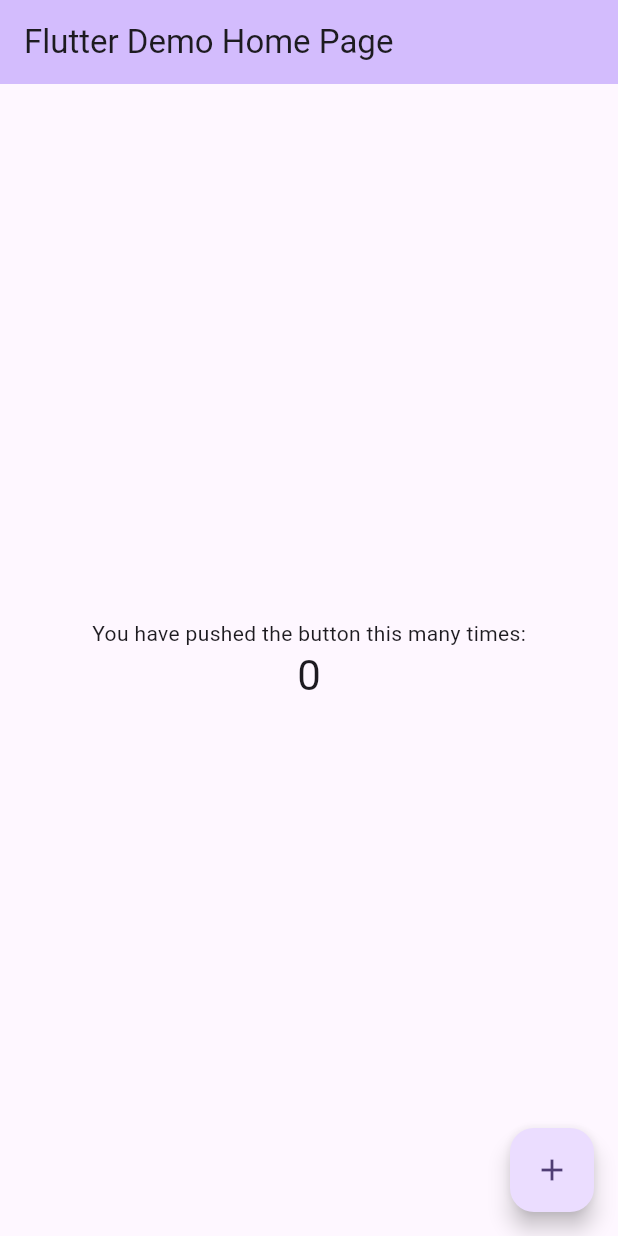
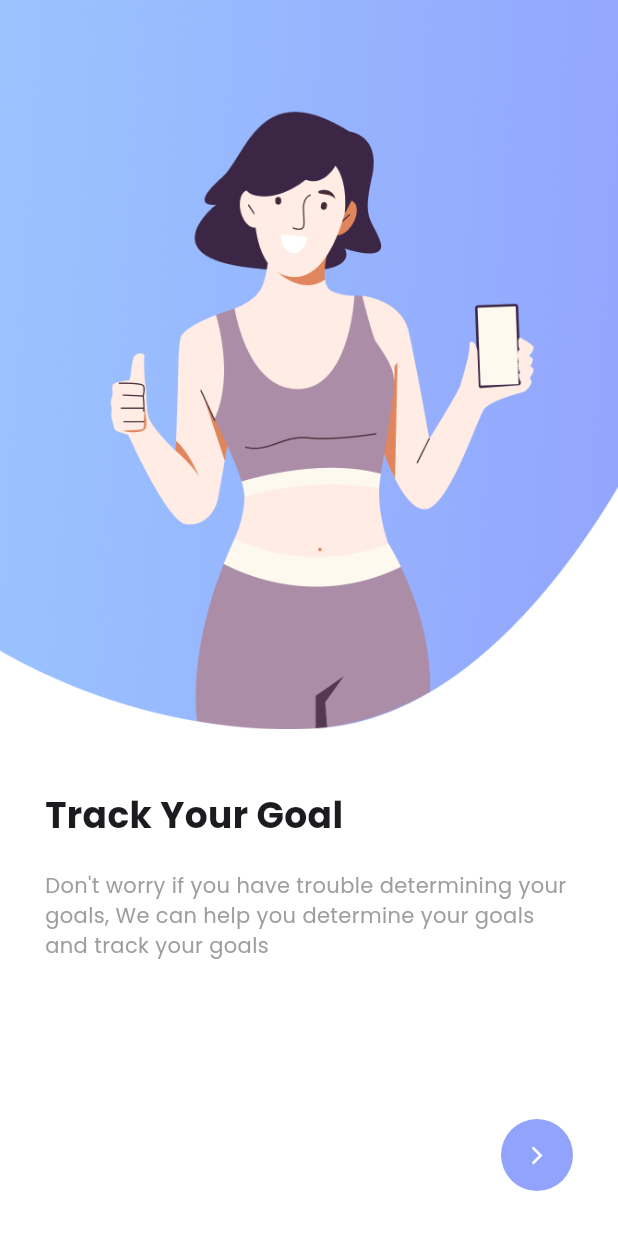
Before and after one commit to kiritoInd/fit_life, a Flutter app: the screen it shows after launch, on a phone screen of 412 x 824 dp. Run offline on Flutter 3.47's test engine with Material 2 defaults, Android fonts, the phone set to English and light mode, and no system bars; our stand-ins replace google_fonts, velocity_x.

Commit message:
w-screen-pages

```diff
--- a/lib/main.dart
+++ b/lib/main.dart
@@ -1,4 +1,6 @@
+import 'package:fit_life/splash.dart';
 import 'package:flutter/material.dart';
+import 'package:google_fonts/google_fonts.dart';
 
 void main() {
   runApp(const MyApp());
@@ -11,115 +13,13 @@ class MyApp extends StatelessWidget {
   @override
   Widget build(BuildContext context) {
     return MaterialApp(
-      title: 'Flutter Demo',
+      title: 'FitLife',
+      debugShowCheckedModeBanner: false,
       theme: ThemeData(
-        // This is the theme of your application.
-        //
-        // TRY THIS: Try running your application with "flutter run". You'll see
-        // the application has a blue toolbar. Then, without quitting the app,
-        // try changing the seedColor in the colorScheme below to Colors.green
-        // and then invoke "hot reload" (save your changes or press the "hot
-        // reload" button in a Flutter-supported IDE, or press "r" if you used
-        // the command line to start the app).
-        //
-        // Notice that the counter didn't reset back to zero; the application
-        // state is not lost during the reload. To reset the state, use hot
-        // restart instead.
-        //
-        // This works for code too, not just values: Most code changes can be
-        // tested with just a hot reload.
-        colorScheme: ColorScheme.fromSeed(seedColor: Colors.deepPurple),
         useMaterial3: true,
+        fontFamily: GoogleFonts.poppins().fontFamily,
       ),
-      home: const MyHomePage(title: 'Flutter Demo Home Page'),
+      home: SplashScreenPage(),
     );
   }
 }
-
-class MyHomePage extends StatefulWidget {
-  const MyHomePage({super.key, required this.title});
-
-  // This widget is the home page of your application. It is stateful, meaning
-  // that it has a State object (defined below) that contains fields that affect
-  // how it looks.
-
-  // This class is the configuration for the state. It holds the values (in this
-  // case the title) provided by the parent (in this case the App widget) and
-  // used by the build method of the State. Fields in a Widget subclass are
-  // always marked "final".
-
-  final String title;
-
-  @override
-  State<MyHomePage> createState() => _MyHomePageState();
-}
-
-class _MyHomePageState extends State<MyHomePage> {
-  int _counter = 0;
-
-  void _incrementCounter() {
-    setState(() {
-      // This call to setState tells the Flutter framework that something has
-      // changed in this State, which causes it to rerun the build method below
-      // so that the display can reflect the updated values. If we changed
-      // _counter without calling setState(), then the build method would not be
-      // called again, and so nothing would appear to happen.
-      _counter++;
-    });
-  }
-
-  @override
-  Widget build(BuildContext context) {
-    // This method is rerun every time setState is called, for instance as done
-    // by the _incrementCounter method above.
-    //
-    // The Flutter framework has been optimized to make rerunning build methods
-    // fast, so that you can just rebuild anything that needs updating rather
-    // than having to individually change instances of widgets.
-    return Scaffold(
-      appBar: AppBar(
-        // TRY THIS: Try changing the color here to a specific color (to
-        // Colors.amber, perhaps?) and trigger a hot reload to see the AppBar
-        // change color while the other colors stay the same.
-        backgroundColor: Theme.of(context).colorScheme.inversePrimary,
-        // Here we take the value from the MyHomePage object that was created by
-        // the App.build method, and use it to set our appbar title.
-        title: Text(widget.title),
-      ),
-      body: Center(
-        // Center is a layout widget. It takes a single child and positions it
-        // in the middle of the parent.
-        child: Column(
-          // Column is also a layout widget. It takes a list of children and
-          // arranges them vertically. By default, it sizes itself to fit its
-          // children horizontally, and tries to be as tall as its parent.
-          //
-          // Column has various properties to control how it sizes itself and
-          // how it positions its children. Here we use mainAxisAlignment to
-          // center the children vertically; the main axis here is the vertical
-          // axis because Columns are vertical (the cross axis would be
-          // horizontal).
-          //
-          // TRY THIS: Invoke "debug painting" (choose the "Toggle Debug Paint"
-          // action in the IDE, or press "p" in the console), to see the
-          // wireframe for each widget.
-          mainAxisAlignment: MainAxisAlignment.center,
-          children: <Widget>[
-            const Text(
-              'You have pushed the button this many times:',
-            ),
-            Text(
-              '$_counter',
-              style: Theme.of(context).textTheme.headlineMedium,
-            ),
-          ],
-        ),
-      ),
-      floatingActionButton: FloatingActionButton(
-        onPressed: _incrementCounter,
-        tooltip: 'Increment',
-        child: const Icon(Icons.add),
-      ), // This trailing comma makes auto-formatting nicer for build methods.
-    );
-  }
-}
--- /dev/null
+++ b/lib/src/ScreensPages/view/ScreenPageOne.dart
@@ -0,0 +1,26 @@
+import 'package:fit_life/src/ScreensPages/view/ScreenPageTwo.dart';
+import 'package:fit_life/src/ScreensPages/widgets/Loader.dart';
+import 'package:fit_life/src/res/image_assets.dart';
+import 'package:flutter/material.dart';
+
+class ScreenOne extends StatelessWidget {
+  const ScreenOne({super.key});
+
+  @override
+  Widget build(BuildContext context) {
+    return LoaderWidget(
+      imagePath: ImageAssets.sc1,
+      heading1: "Track Your Goal",
+      heading2:
+          "Don't worry if you have trouble determining your goals, We can help you determine your goals and track your goals",
+      onPressed: () {
+        Navigator.push(
+          context,
+          MaterialPageRoute(
+            builder: (context) => ScreenTwo(),
+          ),
+        );
+      },
+    );
+  }
+}
--- /dev/null
+++ b/lib/src/ScreensPages/widgets/Loader.dart
@@ -0,0 +1,84 @@
+import 'package:fit_life/src/res/color_Pallet.dart';
+import 'package:flutter/material.dart';
+import 'package:velocity_x/velocity_x.dart';
+
+class LoaderWidget extends StatelessWidget {
+  final String imagePath;
+  final String heading1;
+  final String heading2;
+  final VoidCallback onPressed;
+
+  const LoaderWidget({
+    super.key,
+    required this.imagePath,
+    required this.heading1,
+    required this.heading2,
+    required this.onPressed,
+  });
+
+  @override
+  Widget build(BuildContext context) {
+    Size size = MediaQuery.of(context).size;
+
+    return Scaffold(
+      backgroundColor: Colors.white,
+      body: Container(
+        height: size.height,
+        child: Column(
+          mainAxisAlignment: MainAxisAlignment.spaceBetween,
+          children: [
+            Image.asset(
+              imagePath,
+              width: size.width,
+              height: size.height * 0.59,
+              fit: BoxFit.fitHeight,
+            ), // Adjust height as needed
+            Container(
+              height: size.height * 0.41,
+              child: Column(
+                mainAxisAlignment: MainAxisAlignment.spaceEvenly,
+                crossAxisAlignment: CrossAxisAlignment.start,
+                children: [
+                  Text(
+                    heading1,
+                    style: TextStyle(
+                      fontSize: 24.0,
+                      fontWeight: FontWeight.bold,
+                    ),
+                  ).pOnly(top: 10),
+                  Text(
+                    heading2,
+                    style: TextStyle(
+                      fontSize: 14.0,
+                      color: Colors.grey,
+                    ),
+                  ).pOnly(top: 20),
+                  const Spacer(),
+                  Row(
+                    mainAxisAlignment: MainAxisAlignment.end,
+                    children: [
+                      Container(
+                        decoration: BoxDecoration(
+                          color: ColorsPallet.backgroundcolor,
+                          shape: BoxShape.circle,
+                        ),
+                        child: IconButton(
+                          onPressed: onPressed,
+                          icon: Icon(
+                            Icons.arrow_forward_ios,
+                            color: Colors.white,
+                            size: 14,
+                          ),
+                        ),
+                      ),
+                    ],
+                  ),
+                ],
+              ).pOnly(left: 30, right: 30, bottom: 30, top: 30),
+            ),
+          ],
+        ),
+      ),
+    );
+  }
+}
--- /dev/null
+++ b/lib/src/res/color_Pallet.dart
@@ -0,0 +1,5 @@
+import 'package:flutter/material.dart';
+
+class ColorsPallet {
+  static const backgroundcolor = Color(0xff92A3FD);
+}
--- /dev/null
+++ b/lib/src/res/image_assets.dart
@@ -0,0 +1,8 @@
+class ImageAssets {
+  static const base = "assets/images";
+
+  static const sc1 = "$base/sc1.png";
+  static const sc2 = "$base/sc2.png";
+  static const sc3 = "$base/sc3.png";
+  static const sc4 = "$base/sc4.png";
+}
```
Also changed, not shown: lib/splash.dart (added, +90 -0 lines), lib/src/ScreensPages/view/ScreenPageFour.dart (added, +26 -0 lines), lib/src/ScreensPages/view/ScreenPageTree.dart (added, +26 -0 lines), lib/src/ScreensPages/view/ScreenPageTwo.dart (added, +26 -0 lines), pubspec.yaml (+4 -3 lines), assets/images/sc1.png (added), assets/images/sc2.png (added), assets/images/sc3.png (added), assets/images/sc4.png (added), pubspec.lock, 2 other files.
